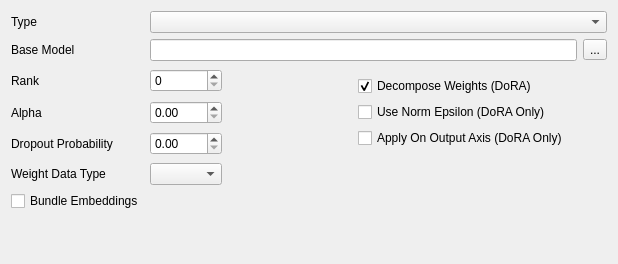
Old version of the form modules/ui/views/tabs/lora.ui in the repository HashakGik/OneTrainer-QT6.
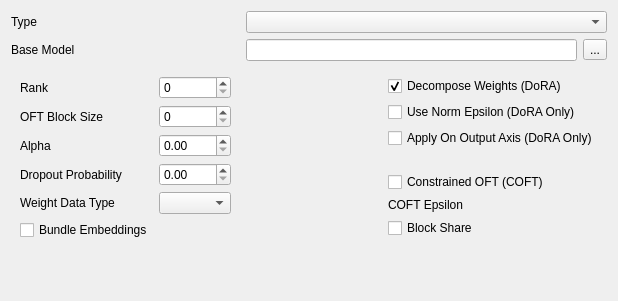
New version of the form. Custom widgets are drawn as their Qt base class.

```diff
--- a/modules/ui/views/tabs/lora.ui
+++ b/modules/ui/views/tabs/lora.ui
@@ -7,103 +7,14 @@
     <x>0</x>
     <y>0</y>
     <width>618</width>
-    <height>264</height>
+    <height>301</height>
    </rect>
   </property>
   <property name="windowTitle">
    <string>Form</string>
   </property>
   <layout class="QGridLayout" name="gridLayout">
-   <item row="0" column="0">
-    <widget class="QLabel" name="label_26">
-     <property name="text">
-      <string>Type</string>
-     </property>
-     <property name="buddy">
-      <cstring>typeCmb</cstring>
-     </property>
-    </widget>
-   </item>
-   <item row="0" column="1" colspan="4">
-    <widget class="QComboBox" name="typeCmb">
-     <property name="toolTip">
-      <string>The type of low-parameter finetuning method</string>
-     </property>
-     <property name="editable">
-      <bool>false</bool>
-     </property>
-     <property name="currentText">
-      <string/>
-     </property>
-     <property name="currentIndex">
-      <number>-1</number>
-     </property>
-     <property name="maxVisibleItems">
-      <number>2</number>
-     </property>
-     <property name="maxCount">
-      <number>2</number>
-     </property>
-    </widget>
-   </item>
-   <item row="1" column="0">
-    <widget class="QLabel" name="label_27">
-     <property name="text">
-      <string>Base Model</string>
-     </property>
-     <property name="buddy">
-      <cstring>baseModelLed</cstring>
-     </property>
-    </widget>
-   </item>
-   <item row="1" column="1" colspan="3">
-    <widget class="QLineEdit" name="baseModelLed">
-     <property name="toolTip">
-      <string>The base LoRA to train on. Leave empty to create a new LoRA</string>
-     </property>
-    </widget>
-   </item>
-   <item row="1" column="4">
-    <widget class="QToolButton" name="baseModelBtn">
-     <property name="text">
-      <string>...</string>
-     </property>
-    </widget>
-   </item>
-   <item row="2" column="0">
-    <widget class="QLabel" name="label_28">
-     <property name="text">
-      <string>Rank</string>
-     </property>
-     <property name="buddy">
-      <cstring>rankSbx</cstring>
-     </property>
-    </widget>
-   </item>
-   <item row="2" column="1">
-    <widget class="QSpinBox" name="rankSbx">
-     <property name="toolTip">
-      <string>The rank parameter used when creating a new LoRA</string>
-     </property>
-     <property name="maximum">
-      <number>512</number>
-     </property>
-    </widget>
-   </item>
-   <item row="2" column="2">
-    <spacer name="horizontalSpacer_6">
-     <property name="orientation">
-      <enum>Qt::Orientation::Horizontal</enum>
-     </property>
-     <property name="sizeHint" stdset="0">
-      <size>
-       <width>27</width>
-       <height>20</height>
-      </size>
-     </property>
-    </spacer>
-   </item>
-   <item row="2" column="3" rowspan="3">
+   <item row="2" column="2" colspan="3">
     <widget class="QFrame" name="doraFrm">
      <property name="frameShape">
       <enum>QFrame::Shape::NoFrame</enum>
@@ -148,8 +59,50 @@
      </layout>
     </widget>
    </item>
-   <item row="3" column="0">
-    <widget class="QLabel" name="label_29">
+   <item row="2" column="0" rowspan="4">
+    <widget class="QFrame" name="frame">
+     <property name="frameShape">
+      <enum>QFrame::Shape::NoFrame</enum>
+     </property>
+     <property name="frameShadow">
+      <enum>QFrame::Shadow::Raised</enum>
+     </property>
+     <layout class="QGridLayout" name="gridLayout_3">
+      <item row="0" column="0">
+       <widget class="QLabel" name="rankLbl">
+        <property name="text">
+         <string>Rank</string>
+        </property>
+        <property name="buddy">
+         <cstring>rankSbx</cstring>
+        </property>
+       </widget>
+      </item>
+      <item row="0" column="1">
+       <widget class="QSpinBox" name="rankSbx">
+        <property name="toolTip">
+         <string>The rank parameter used when creating a new LoRA</string>
+        </property>
+        <property name="maximum">
+         <number>512</number>
+        </property>
+       </widget>
+      </item>
+      <item row="1" column="0">
+       <widget class="QLabel" name="oftBlockSizeLbl">
+        <property name="text">
+         <string>OFT Block Size</string>
+        </property>
+        <property name="buddy">
+         <cstring>oftBlockSizeSbx</cstring>
+        </property>
+       </widget>
+      </item>
+      <item row="1" column="1">
+       <widget class="QSpinBox" name="oftBlockSizeSbx"/>
+      </item>
+      <item row="2" column="0">
+       <widget class="QLabel" name="alphaLbl">
      <property name="text">
       <string>Alpha</string>
      </property>
@@ -158,14 +111,14 @@
      </property>
     </widget>
    </item>
-   <item row="3" column="1">
+      <item row="2" column="1">
     <widget class="QDoubleSpinBox" name="alphaSbx">
      <property name="toolTip">
       <string>The alpha parameter used when creating a new LoRA</string>
      </property>
     </widget>
    </item>
-   <item row="4" column="0">
+      <item row="3" column="0">
     <widget class="QLabel" name="label_30">
      <property name="text">
       <string>Dropout Probability</string>
@@ -175,7 +128,20 @@
      </property>
     </widget>
    </item>
-   <item row="5" column="0">
+      <item row="3" column="1">
+       <widget class="QDoubleSpinBox" name="DropoutSbx">
+        <property name="toolTip">
+         <string>Dropout probability. This percentage of model nodes will be randomly ignored at each training step. Helps with overfitting. 0 disables, 1 maximum</string>
+        </property>
+        <property name="maximum">
+         <double>1.000000000000000</double>
+        </property>
+        <property name="singleStep">
+         <double>0.050000000000000</double>
+        </property>
+       </widget>
+      </item>
+      <item row="4" column="0">
     <widget class="QLabel" name="label_31">
      <property name="text">
       <string>Weight Data Type</string>
@@ -185,14 +151,14 @@
      </property>
     </widget>
    </item>
-   <item row="5" column="1">
+      <item row="4" column="1">
     <widget class="QComboBox" name="weightDTypeCmb">
      <property name="toolTip">
       <string>The LoRA weight data type used for training. This can reduce memory consumption, but reduces precision</string>
      </property>
     </widget>
    </item>
-   <item row="6" column="0">
+      <item row="5" column="0">
     <widget class="QCheckBox" name="bundleCbx">
      <property name="toolTip">
       <string>Bundles any additional embeddings into the LoRA output file, rather than as separate files</string>
@@ -202,7 +168,7 @@
      </property>
     </widget>
    </item>
-   <item row="7" column="0">
+      <item row="6" column="0">
     <spacer name="verticalSpacer_6">
      <property name="orientation">
       <enum>Qt::Orientation::Vertical</enum>
@@ -210,26 +176,148 @@
      <property name="sizeHint" stdset="0">
       <size>
        <width>20</width>
-       <height>13</height>
+          <height>5</height>
       </size>
      </property>
     </spacer>
    </item>
-   <item row="4" column="1">
-    <widget class="QDoubleSpinBox" name="DropoutSbx">
+     </layout>
+    </widget>
+   </item>
+   <item row="1" column="1" colspan="3">
+    <widget class="QLineEdit" name="baseModelLed">
      <property name="toolTip">
-      <string>Dropout probability. This percentage of model nodes will be randomly ignored at each training step. Helps with overfitting. 0 disables, 1 maximum</string>
+      <string>The base LoRA to train on. Leave empty to create a new LoRA</string>
      </property>
-     <property name="maximum">
-      <double>1.000000000000000</double>
+    </widget>
+   </item>
+   <item row="0" column="0">
+    <widget class="QLabel" name="label_26">
+     <property name="text">
+      <string>Type</string>
      </property>
-     <property name="singleStep">
-      <double>0.050000000000000</double>
+     <property name="buddy">
+      <cstring>typeCmb</cstring>
      </property>
     </widget>
    </item>
-  </layout>
- </widget>
+   <item row="0" column="1" colspan="4">
+    <widget class="QComboBox" name="typeCmb">
+     <property name="toolTip">
+      <string>The type of low-parameter finetuning method</string>
+     </property>
+     <property name="editable">
+      <bool>false</bool>
+     </property>
+     <property name="currentText">
+      <string/>
+     </property>
+     <property name="currentIndex">
+      <number>-1</number>
+     </property>
+    </widget>
+   </item>
+   <item row="1" column="0">
+    <widget class="QLabel" name="label_27">
+     <property name="text">
+      <string>Base Model</string>
+     </property>
+     <property name="buddy">
+      <cstring>baseModelLed</cstring>
+     </property>
+    </widget>
+   </item>
+   <item row="1" column="4">
+    <widget class="QToolButton" name="baseModelBtn">
+     <property name="text">
+      <string>...</string>
+     </property>
+    </widget>
+   </item>
+   <item row="3" column="2" colspan="2">
+    <widget class="QFrame" name="oftFrm">
+     <property name="frameShape">
+      <enum>QFrame::Shape::NoFrame</enum>
+     </property>
+     <property name="frameShadow">
+      <enum>QFrame::Shadow::Raised</enum>
+     </property>
+     <layout class="QGridLayout" name="gridLayout_2">
+      <item row="2" column="0" colspan="2">
+       <widget class="QCheckBox" name="blockShareCbx">
+        <property name="toolTip">
+         <string>Share the OFT parameters between blocks. A single rotation matrix is shared across all blocks within a layer, drastically cutting the number of trainable parameters and yielding very compact adapter files, potentially improving generalization but at the cost of significant expressiveness, which can lead to underfitting on more complex or diverse tasks</string>
+        </property>
+        <property name="text">
+         <string>Block Share</string>
+        </property>
+       </widget>
+      </item>
+      <item row="1" column="1">
+       <widget class="SNLineEdit" name="coftLed" native="true">
+        <property name="toolTip">
+         <string>The control strength of COFT. Only has an effect if COFT is enabled</string>
+        </property>
+       </widget>
+      </item>
+      <item row="1" column="0">
+       <widget class="QLabel" name="coftLbl">
+        <property name="text">
+         <string>COFT Epsilon</string>
+        </property>
+        <property name="buddy">
+         <cstring>coftLed</cstring>
+        </property>
+       </widget>
+      </item>
+      <item row="0" column="0" colspan="2">
+       <widget class="QCheckBox" name="coftCbx">
+        <property name="toolTip">
+         <string>Use the constrained variant of OFT. This constrains the learned rotation to stay very close to the identity matrix, limiting adaptation to only small changes. This improves training stability, helps prevent overfitting on small datasets, and better preserves the base models original knowledge but it may lack expressiveness for tasks requiring substantial adaptation and introduces an additional hyperparameter (COFT Epsilon) that needs tuning</string>
+        </property>
+        <property name="text">
+         <string>Constrained OFT (COFT)</string>
+        </property>
+       </widget>
+      </item>
+      <item row="3" column="0">
+       <spacer name="verticalSpacer_2">
+        <property name="orientation">
+         <enum>Qt::Orientation::Vertical</enum>
+        </property>
+        <property name="sizeHint" stdset="0">
+         <size>
+          <width>20</width>
+          <height>40</height>
+         </size>
+        </property>
+       </spacer>
+      </item>
+     </layout>
+    </widget>
+   </item>
+   <item row="3" column="1">
+    <spacer name="horizontalSpacer_6">
+     <property name="orientation">
+      <enum>Qt::Orientation::Horizontal</enum>
+     </property>
+     <property name="sizeHint" stdset="0">
+      <size>
+       <width>27</width>
+       <height>20</height>
+      </size>
+     </property>
+    </spacer>
+   </item>
+  </layout>
+ </widget>
+ <customwidgets>
+  <customwidget>
+   <class>SNLineEdit</class>
+   <extends>QWidget</extends>
+   <header>snlineedit.h</header>
+  </customwidget>
+ </customwidgets>
  <tabstops>
   <tabstop>typeCmb</tabstop>
   <tabstop>baseModelLed</tabstop>
```
Left out of the diff: 8 changed lines with no effect on the pictures. Lines whose indentation alone changed are shown as unchanged.
